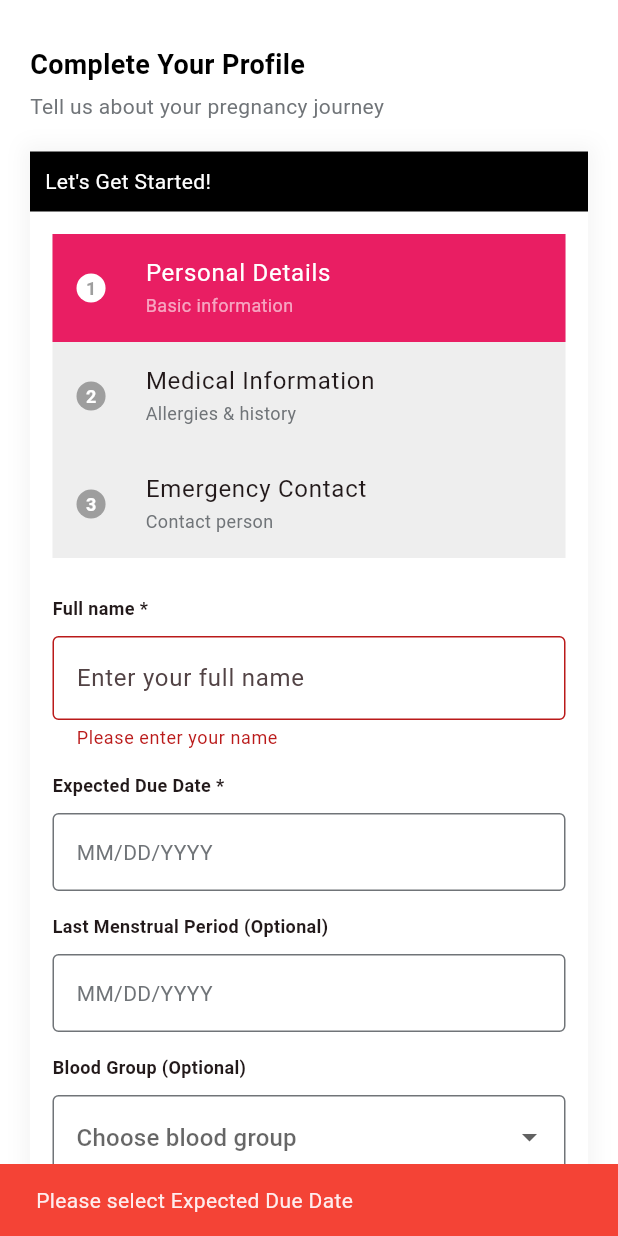
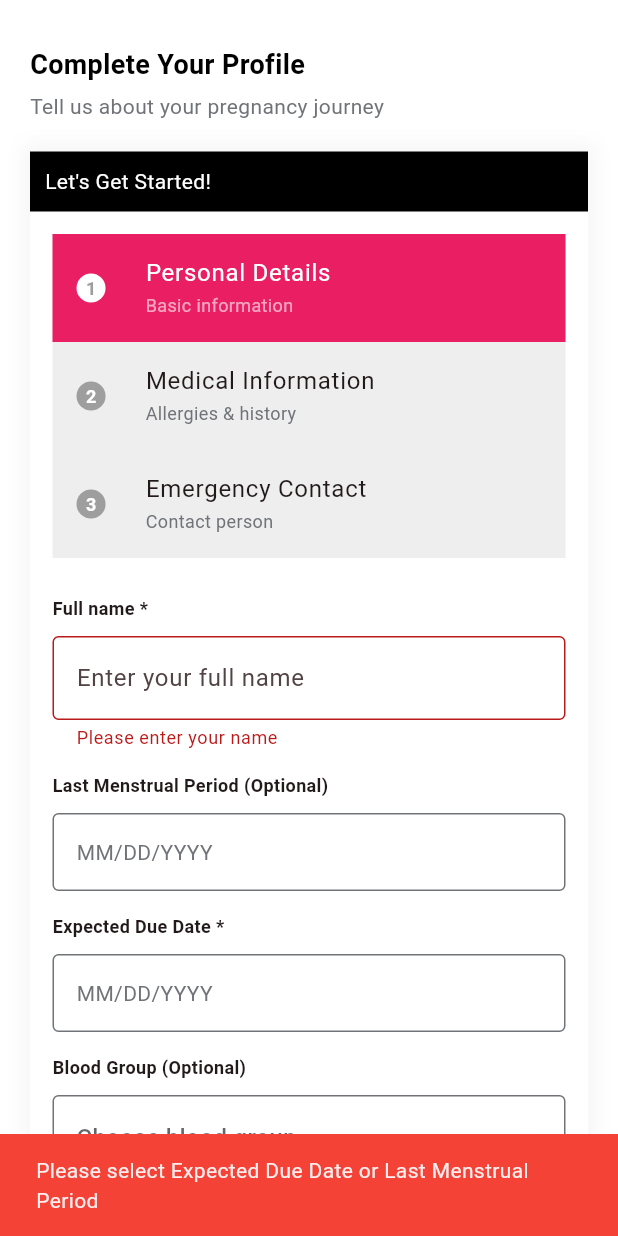
Before and after one commit to its-kios09/mamacare-butler, a Flutter app: the MaternalProfileScreen screen opened directly with empty values, after a tap on "Next", on a phone screen of 412 x 824 dp. Run offline on Flutter 3.47's test engine with Material 3 defaults, Android fonts, the phone set to English and light mode, and no system bars; our stand-ins replace fl_chart, flutter_image_compress, flutter_local_notifications, flutter_riverpod, flutter_screenutil, flutter_secure_storage and 11 more; missing offline and left inert: dotenv, serverpod, serverpod_auth_core_client, serverpod_auth_idp_client, serverpod_auth_idp_server, serverpod_client and 1 more; accounts and stored records are empty; statements that could not run were skipped.

Commit message:
(feat): Auto-calculate Expected Due Date from Last Menstrual Period
Implements Naegele's rule (LMP + 280 days) to automatically predict EDD
when user enters their Last Menstrual Period. Reorders fields and adds
visual feedback while allowing manual override.

```diff
--- a/mamacare_flutter/lib/screens/onboarding/maternal_profile_screen.dart
+++ b/mamacare_flutter/lib/screens/onboarding/maternal_profile_screen.dart
@@ -36,6 +36,7 @@ class _MaternalProfileScreenState extends State<MaternalProfileScreen> {
   String? _selectedBloodType;
   bool _isLoading = false;
   int selectedIndex = 0;
+  bool _eddManuallySet = false; // Track if EDD was manually changed
 
   final List<String> _bloodTypes = [
     'A+',
@@ -73,6 +74,11 @@ class _MaternalProfileScreenState extends State<MaternalProfileScreen> {
     super.dispose();
   }
 
+  // Calculate EDD from LMP using Naegele's rule (LMP + 280 days)
+  DateTime _calculateEDDFromLMP(DateTime lmp) {
+    return lmp.add(const Duration(days: 280));
+  }
+
   Future<void> _selectDate(BuildContext context, bool isEDD) async {
     final DateTime? picked = await showDatePicker(
       context: context,
@@ -87,8 +93,13 @@ class _MaternalProfileScreenState extends State<MaternalProfileScreen> {
       setState(() {
         if (isEDD) {
           _selectedEDD = picked;
+          _eddManuallySet = true; // Mark EDD as manually set
         } else {
           _selectedLMP = picked;
+          // Auto-calculate EDD from LMP if EDD hasn't been manually set
+          if (!_eddManuallySet) {
+            _selectedEDD = _calculateEDDFromLMP(picked);
+          }
         }
       });
     }
@@ -197,6 +208,48 @@ class _MaternalProfileScreenState extends State<MaternalProfileScreen> {
         ),
         const SizedBox(height: 15),
         const Text(
+          'Last Menstrual Period (Optional)',
+          style: TextStyle(fontSize: 12, fontWeight: FontWeight.bold),
+        ),
+        const SizedBox(height: 10),
+        InkWell(
+          onTap: () => _selectDate(context, false),
+          child: InputDecorator(
+            decoration: InputDecoration(
+              labelStyle:
+              TextStyle(color: kTextGrey, fontSize: ScreenUtil().setSp(15)),
+              border: const OutlineInputBorder(),
+              enabledBorder: const OutlineInputBorder(
+                borderSide: BorderSide(color: kTextGrey),
+              ),
+              focusedBorder: const OutlineInputBorder(
+                borderSide: BorderSide(color: kTextGrey),
+              ),
+            ),
+            child: Text(
+              _selectedLMP == null
+                  ? 'MM/DD/YYYY'
+                  : DateFormat('MMM dd, yyyy').format(_selectedLMP!),
+              style: TextStyle(
+                color: _selectedLMP == null ? kTextGrey : Colors.black,
+              ),
+            ),
+          ),
+        ),
+        if (_selectedLMP != null && !_eddManuallySet)
+          Padding(
+            padding: const EdgeInsets.only(top: 8.0),
+            child: Text(
+              '💡 EDD auto-calculated from LMP',
+              style: TextStyle(
+                fontSize: 11,
+                color: Colors.blue.shade700,
+                fontStyle: FontStyle.italic,
+              ),
+            ),
+          ),
+        const SizedBox(height: 15),
+        const Text(
           'Expected Due Date *',
           style: TextStyle(fontSize: 12, fontWeight: FontWeight.bold),
         ),
@@ -221,36 +274,6 @@ class _MaternalProfileScreenState extends State<MaternalProfileScreen> {
                   : DateFormat('MMM dd, yyyy').format(_selectedEDD!),
               style: TextStyle(
                 color: _selectedEDD == null ? kTextGrey : Colors.black,
-              ),
-            ),
-          ),
-        ),
-        const SizedBox(height: 15),
-        const Text(
-          'Last Menstrual Period (Optional)',
-          style: TextStyle(fontSize: 12, fontWeight: FontWeight.bold),
-        ),
-        const SizedBox(height: 10),
-        InkWell(
-          onTap: () => _selectDate(context, false),
-          child: InputDecorator(
-            decoration: InputDecoration(
-              labelStyle:
-              TextStyle(color: kTextGrey, fontSize: ScreenUtil().setSp(15)),
-              border: const OutlineInputBorder(),
-              enabledBorder: const OutlineInputBorder(
-                borderSide: BorderSide(color: kTextGrey),
-              ),
-              focusedBorder: const OutlineInputBorder(
-                borderSide: BorderSide(color: kTextGrey),
-              ),
-            ),
-            child: Text(
-              _selectedLMP == null
-                  ? 'MM/DD/YYYY'
-                  : DateFormat('MMM dd, yyyy').format(_selectedLMP!),
-              style: TextStyle(
-                color: _selectedLMP == null ? kTextGrey : Colors.black,
               ),
             ),
           ),
@@ -489,7 +512,7 @@ class _MaternalProfileScreenState extends State<MaternalProfileScreen> {
                                     .showSnackBar(
                                   const SnackBar(
                                     content: Text(
-                                        'Please select Expected Due Date'),
+                                        'Please select Expected Due Date or Last Menstrual Period'),
                                     backgroundColor: Colors.red,
                                   ),
                                 );
@@ -499,7 +522,7 @@ class _MaternalProfileScreenState extends State<MaternalProfileScreen> {
                                 selectedIndex++;
                               });
                             }
-                          };
+                          }
                         },
                         color: _isLoading ? kTextGrey : kPrimaryColor,
                       ),
```
Also changed, not shown: 1 other file.
